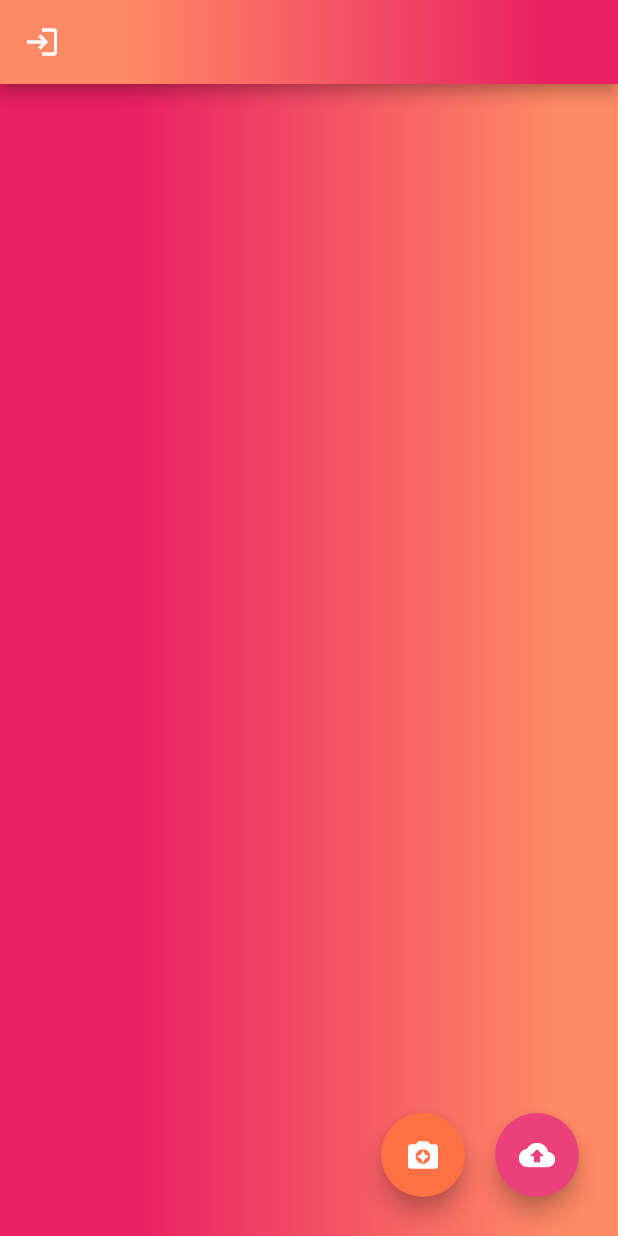
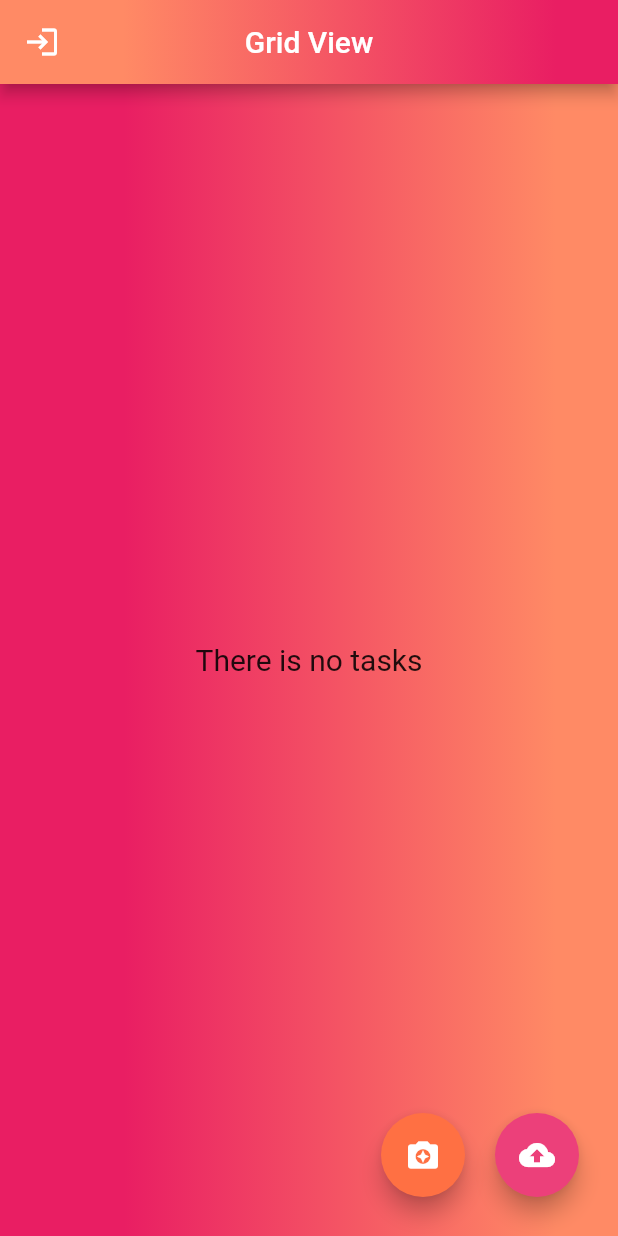
Before and after one commit to rabikrishnayadav/flutter_photo_sharing_clone_app, a Flutter app: the HomeScreen screen opened directly, on a phone screen of 412 x 824 dp. Run offline on Flutter 3.47's test engine with Material 2 defaults, Android fonts, the phone set to English and light mode, and no system bars; our stand-ins replace cloud_firestore, firebase_auth, firebase_core, firebase_storage, fluttertoast, image_cropper and 1 more; accounts and stored records are empty.

Commit message:
Firestore Data retrive inside ListView and GridView Add

```diff
--- a/lib/home_screen/home_screen.dart
+++ b/lib/home_screen/home_screen.dart
@@ -18,6 +18,8 @@ class HomeScreen extends StatefulWidget {
 
 class _HomeScreenState extends State<HomeScreen> {
 
+  String changeTitle = "Grid View";
+  bool checkView = false;
   File? imageFile;
 
   String? imageUrl;
@@ -292,6 +294,22 @@ class _HomeScreenState extends State<HomeScreen> {
               ),
             ),
           ),
+          title: GestureDetector(
+            onTap: (){
+              setState(() {
+                changeTitle = "List View";
+                checkView  = true;
+              });
+            },
+            onDoubleTap: (){
+              setState(() {
+                changeTitle = "Grid View";
+                checkView  = false;
+              });
+            },
+            child: Text(changeTitle),
+          ),
+          centerTitle: true,
           leading: GestureDetector(
             onTap: (){
               FirebaseAuth.instance.signOut();
@@ -302,6 +320,62 @@ class _HomeScreenState extends State<HomeScreen> {
             ),
           ),
         ),
+        body: StreamBuilder<QuerySnapshot>(
+          stream: FirebaseFirestore.instance.collection('wallpaper').orderBy('createdAt', descending: true).snapshots(),
+          builder: (context, AsyncSnapshot snapshot) {
+            if (snapshot.connectionState == ConnectionState.waiting) {
+              return const Center(child: CircularProgressIndicator(),);
+            } else if (snapshot.connectionState == ConnectionState.active) {
+              if (snapshot.data!.docs.isNotEmpty) {
+                if (checkView == true) {
+                  return ListView.builder(
+                      itemCount: snapshot.data!.docs.length,
+                      itemBuilder: (BuildContext context, int index) {
+                        return listViewWidget(
+                          snapshot.data!.docs[index].id,
+                          snapshot.data!.docs[index]['image'],
+                          snapshot.data!.docs[index]['userImage'],
+                          snapshot.data!.docs[index]['name'],
+                          snapshot.data!.docs[index]['createdAt'].toDate(),
+                          snapshot.data!.docs[index]['id'],
+                          snapshot.data!.docs[index]['downloads'],
+                        );
+                      }
+                  );
+                }else{
+                  return GridView.builder(
+                    itemCount: snapshot.data!.docs.length,
+                    gridDelegate: const SliverGridDelegateWithFixedCrossAxisCount(
+                        crossAxisCount: 3
+                    ),
+                      itemBuilder: (BuildContext context, int index) {
+                        return gridViewWidget(
+                          snapshot.data!.docs[index].id,
+                          snapshot.data!.docs[index]['image'],
+                          snapshot.data!.docs[index]['userImage'],
+                          snapshot.data!.docs[index]['name'],
+                          snapshot.data!.docs[index]['createdAt'].toDate(),
+                          snapshot.data!.docs[index]['id'],
+                          snapshot.data!.docs[index]['downloads'],
+                        );
+                      }
+                  );
+                }
+              }else{
+                return const Center(
+                  child: Text('There is no tasks',
+                    style: TextStyle(fontSize: 20),
+                  ),
+                );
+              }
+            }
+            return const Center(
+              child: Text('Something went wrong',
+              style: TextStyle(fontWeight: FontWeight.bold, fontSize: 30),
+              ),
+            );
+          },
+        ),
       ),
     );
   }
```
Also changed, not shown: 1 other file.
